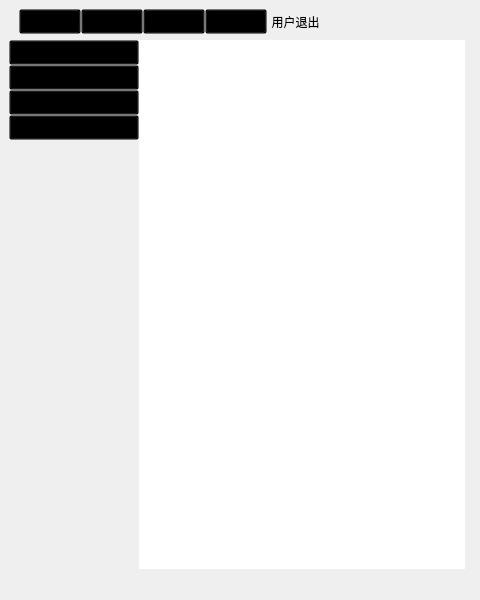
Above: Ui_MainWindow.ui from zhengyeli/littleTools before the change; both pictures show x 0 to 480 and y 0 to 600 of the 800 by 600 pixel window. Below: the same form after it.
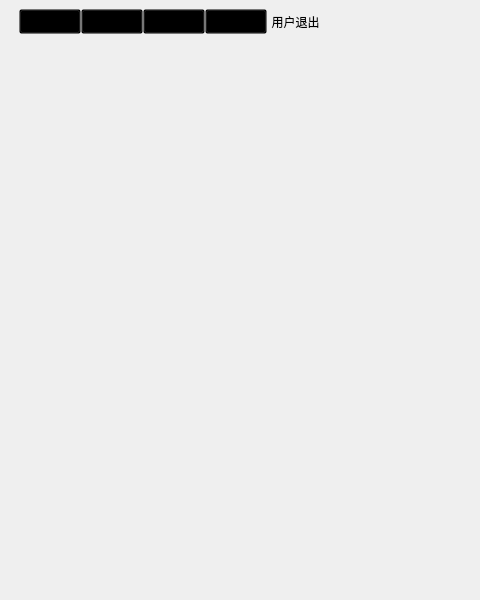
That is the form after the change. The open tabs and pages were chosen to show the change. Icons and pictures are not drawn.

What changed in the file:
```diff
--- a/Ui_MainWindow.ui
+++ b/Ui_MainWindow.ui
@@ -262,127 +262,6 @@
         <property name="bottomMargin">
          <number>0</number>
         </property>
-        <item>
-         <widget class="QWidget" name="widgetLeftConfig" native="true">
-          <property name="maximumSize">
-           <size>
-            <width>130</width>
-            <height>16777215</height>
-           </size>
-          </property>
-          <layout class="QVBoxLayout" name="verticalLayout_3">
-           <property name="spacing">
-            <number>0</number>
-           </property>
-           <property name="leftMargin">
-            <number>0</number>
-           </property>
-           <property name="topMargin">
-            <number>0</number>
-           </property>
-           <property name="rightMargin">
-            <number>0</number>
-           </property>
-           <property name="bottomMargin">
-            <number>0</number>
-           </property>
-           <item>
-            <widget class="QToolButton" name="tbtnConfig1">
-             <property name="sizePolicy">
-              <sizepolicy hsizetype="Expanding" vsizetype="Fixed">
-               <horstretch>0</horstretch>
-               <verstretch>0</verstretch>
-              </sizepolicy>
-             </property>
-             <property name="font">
-              <font>
-               <kerning>true</kerning>
-              </font>
-             </property>
-             <property name="layoutDirection">
-              <enum>Qt::LeftToRight</enum>
-             </property>
-             <property name="text">
-              <string>保存窗口设置</string>
-             </property>
-            </widget>
-           </item>
-           <item>
-            <widget class="QToolButton" name="tbtnConfig2">
-             <property name="sizePolicy">
-              <sizepolicy hsizetype="Expanding" vsizetype="Fixed">
-               <horstretch>0</horstretch>
-               <verstretch>0</verstretch>
-              </sizepolicy>
-             </property>
-             <property name="text">
-              <string>恢复窗口设置</string>
-             </property>
-            </widget>
-           </item>
-           <item>
-            <widget class="QToolButton" name="tbtnConfig3">
-             <property name="sizePolicy">
-              <sizepolicy hsizetype="Expanding" vsizetype="Fixed">
-               <horstretch>0</horstretch>
-               <verstretch>0</verstretch>
-              </sizepolicy>
-             </property>
-             <property name="text">
-              <string>恢复默认设置</string>
-             </property>
-            </widget>
-           </item>
-           <item>
-            <widget class="QToolButton" name="tbtnConfig4">
-             <property name="sizePolicy">
-              <sizepolicy hsizetype="Expanding" vsizetype="Fixed">
-               <horstretch>0</horstretch>
-               <verstretch>0</verstretch>
-              </sizepolicy>
-             </property>
-             <property name="text">
-              <string>调试信息另存</string>
-             </property>
-            </widget>
-           </item>
-           <item>
-            <spacer name="verticalSpacer_3">
-             <property name="orientation">
-              <enum>Qt::Vertical</enum>
-             </property>
-             <property name="sizeHint" stdset="0">
-              <size>
-               <width>20</width>
-               <height>417</height>
-              </size>
-             </property>
-            </spacer>
-           </item>
-          </layout>
-         </widget>
-        </item>
-        <item>
-         <widget class="QTextEdit" name="tetoutput">
-          <property name="font">
-           <font>
-            <bold>true</bold>
-           </font>
-          </property>
-          <property name="frameShape">
-           <enum>QFrame::NoFrame</enum>
-          </property>
-          <property name="lineWidth">
-           <number>0</number>
-          </property>
-          <property name="readOnly">
-           <bool>true</bool>
-          </property>
-         </widget>
-        </item>
-        <item>
-         <widget class="QStackedWidget" name="stackedWidget_2"/>
-        </item>
        </layout>
       </widget>
       <widget class="QWidget" name="page3">
```
Left out of the diff: 2 changed lines with no effect on the pictures.
